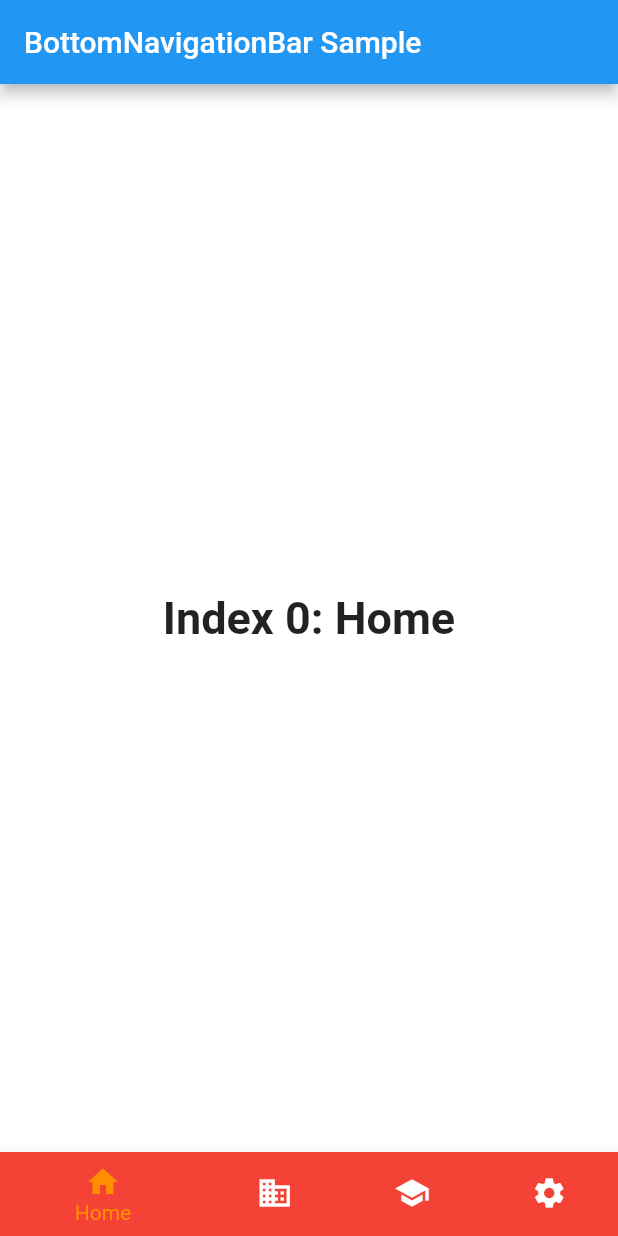
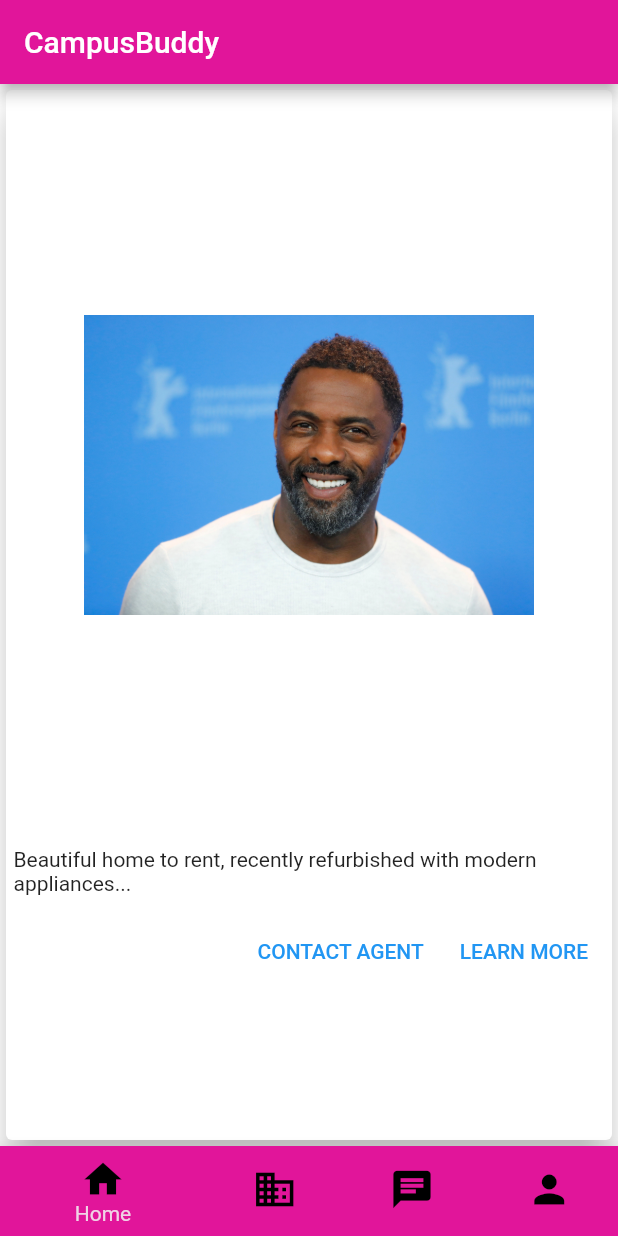
Before and after one commit to pegliang/CampusBuddy, a Flutter app: the MyStatefulWidget screen opened directly, on a phone screen of 412 x 824 dp. Run offline on Flutter 3.47's test engine with Material 2 defaults, Android fonts, the light colour scheme and no system bars; our stand-ins replace flutter_secure_storage; accounts and stored records are empty.

Commit message:
home screen

```diff
--- a/my_app/lib/screens/Dashboard/dashboard.dart
+++ b/my_app/lib/screens/Dashboard/dashboard.dart
@@ -1,4 +1,11 @@
 import 'package:flutter/material.dart';
+import 'package:my_app/constants.dart';
+import 'package:my_app/screens/Home/homeScreen.dart';
+import 'package:my_app/screens/Club/clubScreen.dart';
+import 'package:my_app/screens/chat/chatScreen.dart';
+
+import 'package:my_app/screens/Profile/profileScreen.dart';
+
 //import 'screens/utils/requests/login.dart';
 
 //void main() => runApp(const MyApp());
@@ -6,7 +13,7 @@ import 'package:flutter/material.dart';
 class DashboardScreen extends StatelessWidget {
   const DashboardScreen({super.key});
 
-  static const String _title = 'Flutter Code Sample';
+  static const String _title = ' ';
 
   @override
   Widget build(BuildContext context) {
@@ -29,22 +36,10 @@ class _MyStatefulWidgetState extends State<MyStatefulWidget> {
   static const TextStyle optionStyle =
       TextStyle(fontSize: 30, fontWeight: FontWeight.bold);
   static const List<Widget> _widgetOptions = <Widget>[
-    Text(
-      'Index 0: Home',
-      style: optionStyle,
-    ),
-    Text(
-      'Index 1: Business',
-      style: optionStyle,
-    ),
-    Text(
-      'Index 2: School',
-      style: optionStyle,
-    ),
-    Text(
-      'Index 3: Settings',
-      style: optionStyle,
-    ),
+    HomeScreen(),
+    ClubScreen(),
+    ChatScreen(),
+    ProfileScreen()
   ];
 
   void _onItemTapped(int index) {
@@ -57,7 +52,8 @@ class _MyStatefulWidgetState extends State<MyStatefulWidget> {
   Widget build(BuildContext context) {
     return Scaffold(
       appBar: AppBar(
-        title: const Text('BottomNavigationBar Sample'),
+        title: const Text('CampusBuddy'),
+        backgroundColor: kPrimaryColor,
       ),
       body: Center(
         child: _widgetOptions.elementAt(_selectedIndex),
@@ -65,28 +61,28 @@ class _MyStatefulWidgetState extends State<MyStatefulWidget> {
       bottomNavigationBar: BottomNavigationBar(
         items: const <BottomNavigationBarItem>[
           BottomNavigationBarItem(
-            icon: Icon(Icons.home),
+            icon: Icon(Icons.home, color: Colors.black, size: 30),
             label: 'Home',
-            backgroundColor: Colors.red,
+            backgroundColor: kPrimaryColor,
           ),
           BottomNavigationBarItem(
-            icon: Icon(Icons.business),
+            icon: Icon(Icons.business, color: Colors.black, size: 30),
             label: 'Club',
-            backgroundColor: Colors.green,
+            backgroundColor: kPrimaryColor,
           ),
           BottomNavigationBarItem(
-            icon: Icon(Icons.school),
+            icon: Icon(Icons.chat, color: Colors.black, size: 30),
             label: 'Chat',
-            backgroundColor: Colors.purple,
+            backgroundColor: kPrimaryColor,
           ),
           BottomNavigationBarItem(
-            icon: Icon(Icons.settings),
+            icon: Icon(Icons.person, color: Colors.black, size: 30),
             label: 'Profile',
-            backgroundColor: Colors.pink,
+            backgroundColor: kPrimaryColor,
           ),
         ],
         currentIndex: _selectedIndex,
-        selectedItemColor: Colors.amber[800],
+        selectedItemColor: kPrimaryLightColor,
         onTap: _onItemTapped,
       ),
     );
--- /dev/null
+++ b/my_app/lib/screens/Home/homeScreen.dart
@@ -0,0 +1,73 @@
+import 'package:flutter/material.dart';
+import 'package:my_app/responsive.dart';
+import '../../../constants.dart';
+
+import '../../components/background.dart';
+
+class HomeScreen extends StatelessWidget {
+  const HomeScreen({Key? key}) : super(key: key);
+
+
+  @override
+  Widget build(BuildContext context) {
+    var heading = '\$2300 per month';
+    var subheading = '2 bed, 1 bath, 1300 sqft';
+    var cardImage = AssetImage('assets/ie.jpeg');
+    var supportingText =
+        'Beautiful home to rent, recently refurbished with modern appliances...';
+
+
+    return Center(
+        child: Card(
+            elevation: 10.0,
+            child: Column(
+              children: [
+                SizedBox(
+                  height: 500.0,
+                  width: 300.0,
+                  child: Image(
+                    image: cardImage,
+                    height: 200,
+                  ),
+                ),
+                Container(
+                  padding: EdgeInsets.all(5.0),
+                  alignment: Alignment.centerLeft,
+                  child: Text(supportingText),
+                ),
+                ButtonBar(
+                  children: [
+                    TextButton(
+                      child: const Text('CONTACT AGENT'),
+                      onPressed: () {/* ... */},
+                    ),
+                    TextButton(
+                      child: const Text('LEARN MORE'),
+                      onPressed: () {/* ... */},
+                    )
+                  ],
+                )
+              ],
+            )));
+  }
+}
+
+
+//           ],
+//         elevation: 20,
+//         color: kPrimaryLightColor,
+//         child: Padding(
+//           padding: EdgeInsets.all(160.0),
+//           child: Column(
+//             mainAxisSize: MainAxisSize.min,
+//             children: <Widget>[
+
+
+//             ])
+
+
+//           ),
+
+//     ));
+//   }
+// }
--- /dev/null
+++ b/my_app/lib/screens/Profile/profileScreen.dart
@@ -0,0 +1,14 @@
+import 'package:flutter/material.dart';
+import 'package:my_app/responsive.dart';
+import '../../../constants.dart';
+
+import '../../components/background.dart';
+
+class ProfileScreen extends StatelessWidget {
+  const ProfileScreen({Key? key}) : super(key: key);
+
+  @override
+  Widget build(BuildContext context) {
+    return Text("hiii paste profile screen here");
+  }
+}
--- /dev/null
+++ b/my_app/lib/screens/chat/chatScreen.dart
@@ -0,0 +1,14 @@
+import 'package:flutter/material.dart';
+import 'package:my_app/responsive.dart';
+import '../../../constants.dart';
+
+import '../../components/background.dart';
+
+class ChatScreen extends StatelessWidget {
+  const ChatScreen({Key? key}) : super(key: key);
+
+  @override
+  Widget build(BuildContext context) {
+    return Text("hiii from chat, paste chat content here");
+  }
+}
--- /dev/null
+++ b/my_app/lib/screens/club/ClubScreen.dart
@@ -0,0 +1,14 @@
+import 'package:flutter/material.dart';
+import 'package:my_app/responsive.dart';
+import '../../../constants.dart';
+
+import '../../components/background.dart';
+
+class ClubScreen extends StatelessWidget {
+  const ClubScreen({Key? key}) : super(key: key);
+
+  @override
+  Widget build(BuildContext context) {
+    return Text("hiii from chat, paste club content here");
+  }
+}
--- a/my_app/pubspec.yaml
+++ b/my_app/pubspec.yaml
@@ -1,5 +1,5 @@
 name: my_app
-description: A new Flutter project.
+description: CampusBuddy.
 # The following line prevents the package from being accidentally published to
 # pub.dev using `flutter pub publish`. This is preferred for private packages.
 publish_to: 'none' # Remove this line if you wish to publish to pub.dev
@@ -30,6 +30,8 @@ environment:
 dependencies:
   flutter:
     sdk: flutter
+  #image_stack: <latest_version>
+
 
 
   # The following adds the Cupertino Icons font to your application.
@@ -39,6 +41,7 @@ dependencies:
   http: ^0.13.5
   logger: ^1.1.0
   flutter_secure_storage: ^8.0.0
+  flutter_image_stack: ^0.0.6
 
 dev_dependencies:
   flutter_test:
@@ -68,6 +71,7 @@ flutter:
     - assets/campus.jpeg
     - assets/bb.jpeg
     - assets/bw.jpeg
+    - assets/ie.jpeg
 
   # An image asset can refer to one or more resolution-specific "variants", see
   # https://flutter.dev/assets-and-images/#resolution-aware
```
Also changed, not shown: my_app/assets/ie.jpeg (added), my_app/lib/screens/Profile/profile.dart (deleted), my_app/pubspec.lock.
